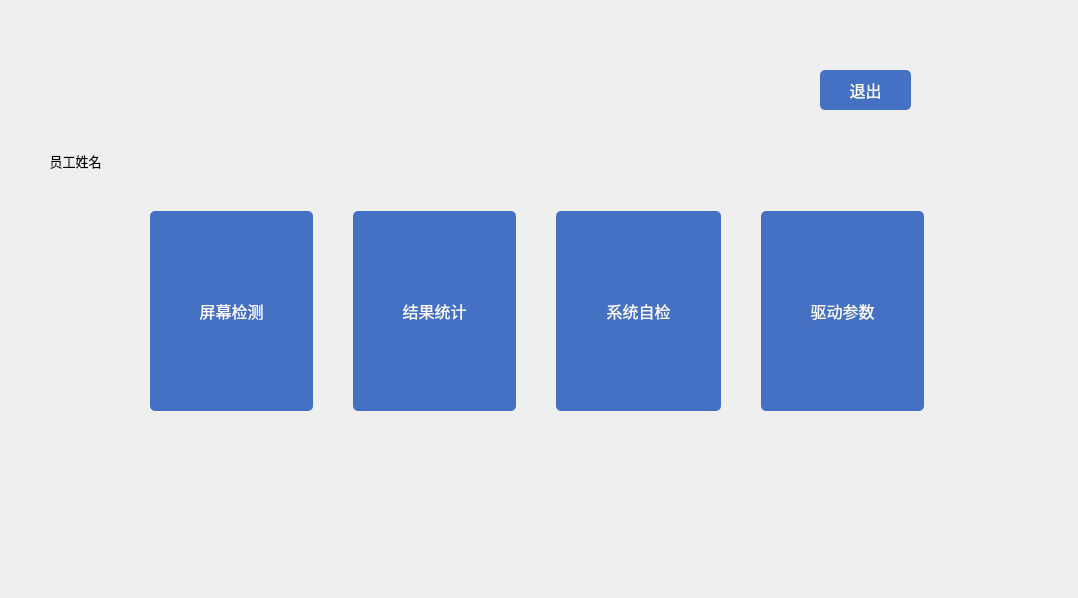
First picture: the form in choose.ui, repository jaueone/Magnetic, before the edit.
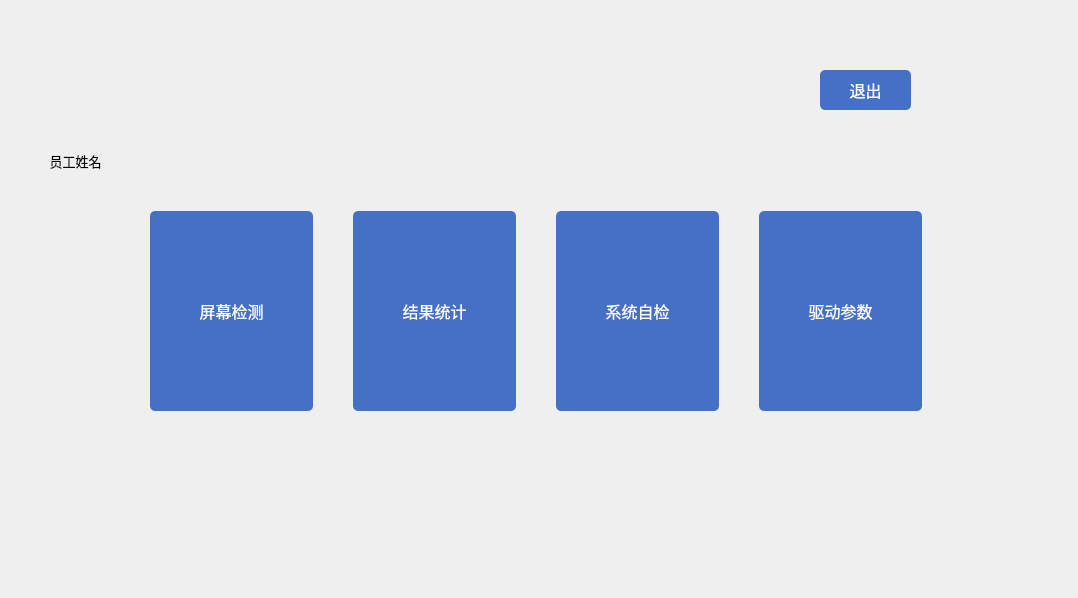
Second picture: the form after the edit.

```diff
--- a/choose.ui
+++ b/choose.ui
@@ -136,6 +136,12 @@
         <height>200</height>
        </size>
       </property>
+      <property name="maximumSize">
+       <size>
+        <width>163</width>
+        <height>16777215</height>
+       </size>
+      </property>
       <property name="font">
        <font>
         <family>微软雅黑</family>
```
